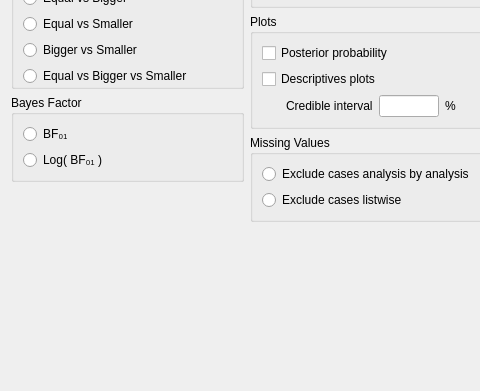
First picture: the form in JASP-Desktop/analysisforms/Bain/bainttestbayesianindependentsamplesform.ui, repository koenderks/Jasp-desktop, before the edit; both pictures show x 0 to 480 and y 534 to 925 of the 594 by 925 pixel window.
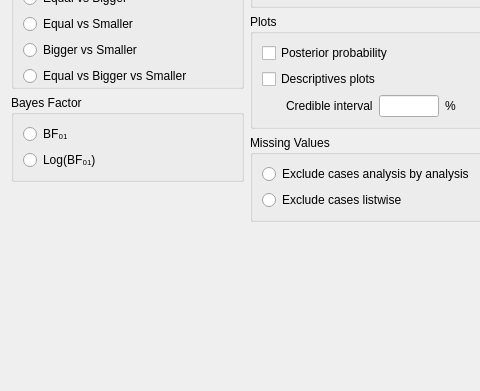
Second picture: the form after the edit. Custom widgets are drawn as their Qt base class.

The edit to the form file:
```diff
--- a/JASP-Desktop/analysisforms/Bain/bainttestbayesianindependentsamplesform.ui
+++ b/JASP-Desktop/analysisforms/Bain/bainttestbayesianindependentsamplesform.ui
@@ -174,7 +174,7 @@
                </sizepolicy>
               </property>
               <property name="text">
-               <string>Log( BF₀₁ )</string>
+               <string>Log(BF₀₁)</string>
               </property>
              </widget>
             </item>
```
